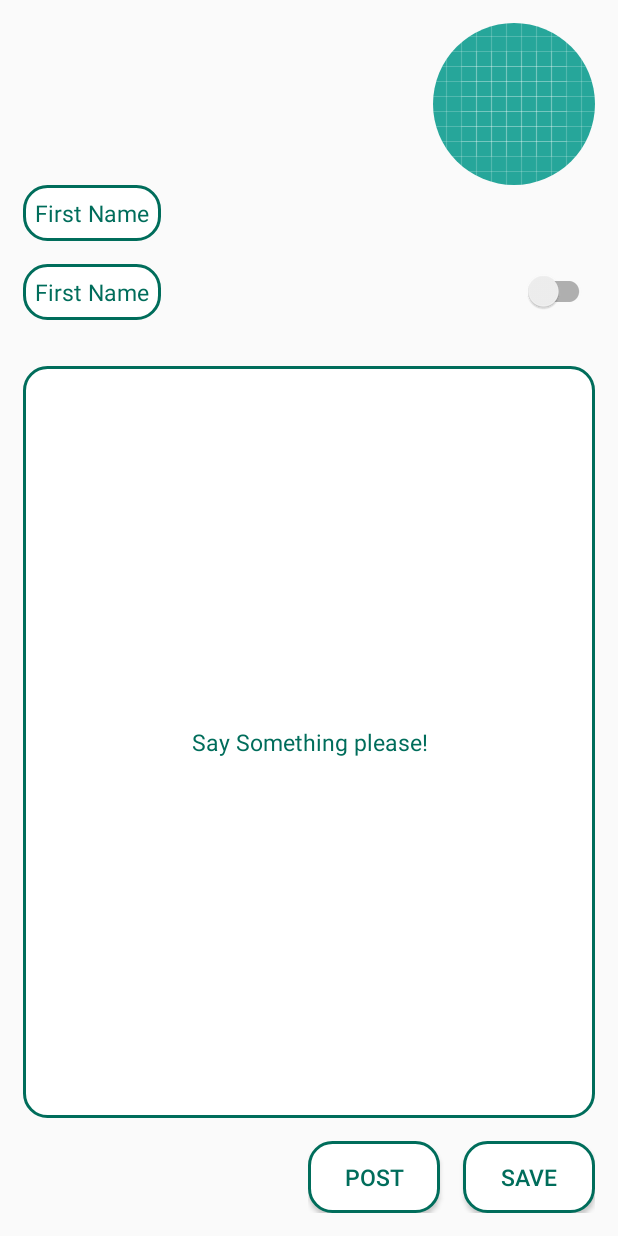
After one commit to richardekong007/Qoutes, an Android app: the layout make_quote_fragment.xml on its own in the app's theme, with its tools: preview values and no code run, on a phone screen of 412 x 824 dp. The commit adds this screen. Run offline under Robolectric (Android 15) with nearby library versions, the phone set to English and light mode, and no system bars.

Commit message:
Commit for Quote App 		Created layout files and drawables

```diff
--- a/app/build.gradle
+++ b/app/build.gradle
@@ -27,6 +27,9 @@ dependencies {
     implementation fileTree(include: ['*.jar'], dir: 'libs')
     implementation 'com.android.support:appcompat-v7:27.1.1'
     implementation 'com.android.support.constraint:constraint-layout:1.1.1'
+    implementation 'com.android.support:recyclerview-v7:27.1.1'
+    implementation 'com.android.support:cardview-v7:27.1.1'
+    implementation 'de.hdodenhof:circleimageview:2.2.0'
     testImplementation 'junit:junit:4.12'
     androidTestImplementation 'com.android.support.test:runner:1.0.2'
     androidTestImplementation 'com.android.support.test.espresso:espresso-core:3.0.2'
--- a/app/src/main/java/richydave/com/qoutes/fragments/MakeQouteFragment.java
+++ b/app/src/main/java/richydave/com/qoutes/fragments/MakeQuoteFragment.java
@@ -2,5 +2,5 @@ package richydave.com.qoutes.fragments;
 
 import android.support.v4.app.Fragment;
 
-public class MakeQouteFragment extends Fragment {
+public class MakeQuoteFragment extends Fragment {
 }
--- a/app/src/main/java/richydave/com/qoutes/fragments/QouteFragment.java
+++ b/app/src/main/java/richydave/com/qoutes/fragments/QuoteFragment.java
@@ -2,5 +2,5 @@ package richydave.com.qoutes.fragments;
 
 import android.support.v4.app.Fragment;
 
-public class QouteFragment extends Fragment {
+public class QuoteFragment extends Fragment {
 }
--- /dev/null
+++ b/app/src/main/res/drawable/rounded_rectangle.xml
@@ -0,0 +1,16 @@
+<?xml version="1.0" encoding="utf-8"?>
+<shape xmlns:android="http://schemas.android.com/apk/res/android"
+    android:shape="rectangle">
+    <solid android:color="@android:color/white"/>
+    <corners android:radius="@dimen/margin_medium" />
+    <padding
+        android:bottom="@dimen/margin_small"
+        android:left="@dimen/margin_small"
+        android:right="@dimen/margin_small"
+        android:top="@dimen/margin_small" />
+
+    <stroke
+        android:width="2dp"
+        android:color="@color/teal_green" />
+
+</shape>
--- a/app/src/main/res/layout/authors_fragment.xml
+++ b/app/src/main/res/layout/authors_fragment.xml
@@ -3,4 +3,9 @@
     xmlns:android="http://schemas.android.com/apk/res/android" android:layout_width="match_parent"
     android:layout_height="match_parent">
 
+    <android.support.v7.widget.RecyclerView
+        android:id="@+id/authors"
+        android:layout_width="match_parent"
+        android:layout_height="match_parent"/>
+
 </android.support.constraint.ConstraintLayout>
--- a/app/src/main/res/layout/make_qoute_fragment.xml
+++ /dev/null
@@ -1,6 +0,0 @@
-<?xml version="1.0" encoding="utf-8"?>
-<android.support.constraint.ConstraintLayout
-    xmlns:android="http://schemas.android.com/apk/res/android" android:layout_width="match_parent"
-    android:layout_height="match_parent">
-
-</android.support.constraint.ConstraintLayout>
--- /dev/null
+++ b/app/src/main/res/layout/make_quote_fragment.xml
@@ -0,0 +1,90 @@
+<?xml version="1.0" encoding="utf-8"?>
+<android.support.constraint.ConstraintLayout
+    xmlns:android="http://schemas.android.com/apk/res/android" android:layout_width="match_parent"
+    android:layout_height="match_parent">
+
+    <LinearLayout
+        android:layout_width="match_parent"
+        android:layout_height="match_parent"
+        android:padding="@dimen/margin_medium"
+        android:orientation="vertical">
+
+        <de.hdodenhof.circleimageview.CircleImageView
+            android:id="@+id/author_avatar"
+            android:layout_width="wrap_content"
+            android:layout_height="wrap_content"
+            android:layout_gravity="top|end"
+            android:src="@drawable/ic_launcher_background"/>
+
+        <EditText
+            android:id="@+id/first_name"
+            style="@style/textInputStyle"
+            android:layout_width="wrap_content"
+            android:layout_height="wrap_content"
+            android:hint="@string/first_name_hint"
+            />
+
+        <RelativeLayout
+            android:layout_width="match_parent"
+            android:layout_height="wrap_content"
+            android:layout_marginTop="@dimen/margin_medium"
+            android:layout_marginBottom="@dimen/margin_medium">
+
+            <EditText
+                android:id="@+id/last_name"
+                style="@style/textInputStyle"
+                android:layout_width="wrap_content"
+                android:layout_height="wrap_content"
+                android:hint="@string/first_name_hint"
+                />
+
+            <android.support.v7.widget.SwitchCompat
+                android:id="@+id/location_switch"
+                android:layout_width="wrap_content"
+                android:layout_height="wrap_content"
+                android:layout_centerVertical="true"
+                android:layout_alignParentEnd="true"/>
+
+        </RelativeLayout>
+
+
+        <EditText
+            android:id="@+id/quote"
+            android:layout_width="match_parent"
+            android:layout_height="0dp"
+            android:layout_weight="2"
+            android:layout_marginTop="@dimen/margin_medium"
+            android:layout_marginBottom="@dimen/margin_medium"
+            android:gravity="center"
+            style="@style/textInputStyle"
+            android:hint="@string/make_quote_instruction"
+
+            />
+
+        <LinearLayout
+            android:layout_width="wrap_content"
+            android:layout_height="wrap_content"
+            android:layout_gravity="end"
+            android:orientation="horizontal">
+
+            <android.support.v7.widget.AppCompatButton
+                android:id="@+id/post"
+                style="@style/buttonStyle"
+                android:layout_width="wrap_content"
+                android:layout_height="wrap_content"
+                android:layout_marginEnd="@dimen/margin_medium"
+                android:text="@string/post_quote_text"/>
+
+            <android.support.v7.widget.AppCompatButton
+                android:id="@+id/save"
+                style="@style/buttonStyle"
+                android:layout_width="wrap_content"
+                android:layout_height="wrap_content"
+                android:text="@string/save_quote_text"/>
+
+        </LinearLayout>
+
+
+    </LinearLayout>
+
+</android.support.constraint.ConstraintLayout>
--- a/app/src/main/res/layout/qoute_fragment.xml
+++ /dev/null
@@ -1,6 +0,0 @@
-<?xml version="1.0" encoding="utf-8"?>
-<android.support.constraint.ConstraintLayout
-    xmlns:android="http://schemas.android.com/apk/res/android" android:layout_width="match_parent"
-    android:layout_height="match_parent">
-
-</android.support.constraint.ConstraintLayout>
--- a/app/src/main/res/values/colors.xml
+++ b/app/src/main/res/values/colors.xml
@@ -3,4 +3,5 @@
     <color name="colorPrimary">#3F51B5</color>
     <color name="colorPrimaryDark">#303F9F</color>
     <color name="colorAccent">#FF4081</color>
+    <color name="teal_green">#006d5b</color>
 </resources>
--- /dev/null
+++ b/app/src/main/res/values/dimens.xml
@@ -0,0 +1,6 @@
+<?xml version="1.0" encoding="utf-8"?>
+<resources>
+    <dimen name="margin_medium">15dp</dimen>
+    <dimen name="margin_small">8dp</dimen>
+    <dimen name="text_medium">15dp</dimen>
+</resources>
--- a/app/src/main/res/values/strings.xml
+++ b/app/src/main/res/values/strings.xml
@@ -1,3 +1,10 @@
 <resources>
     <string name="app_name">Qoutes</string>
+    <string name="author_item_button_text">View Quote</string>
+    <string name="Quote">Quote:</string>
+    <string name="birth_place_button_text">Birth Place</string>
+    <string name="first_name_hint">First Name</string>
+    <string name="make_quote_instruction">Say Something please!</string>
+    <string name="post_quote_text">Post</string>
+    <string name="save_quote_text">Save</string>
 </resources>
--- a/app/src/main/res/values/styles.xml
+++ b/app/src/main/res/values/styles.xml
@@ -8,4 +8,26 @@
         <item name="colorAccent">@color/colorAccent</item>
     </style>
 
+    <style name="buttonStyle">
+        <item name="android:textColor">@color/teal_green</item>
+        <item name="android:background">@drawable/rounded_rectangle</item>
+        <item name="android:textSize">@dimen/text_medium</item>
+    </style>
+
+    <style name="labelStyle">
+        <item name="android:background">@drawable/rounded_rectangle_teal</item>
+        <item name="android:textSize">@dimen/margin_medium</item>
+        <item name="android:textColor">@android:color/white</item>
+        <item name="android:textAlignment">center</item>
+        <item name="android:textStyle">bold</item>
+    </style>
+
+    <style name ="textInputStyle">
+        <item name = "android:textColor">@android:color/black</item>
+        <item name = "android:textColorHint">@color/teal_green</item>
+        <item name = " android:textSize">@dimen/text_medium</item>
+        <item name= "android:textStyle">normal</item>
+        <item name="android:background">@drawable/rounded_rectangle</item>
+    </style>
+
 </resources>
```
Also changed, not shown: app/src/main/res/drawable/rounded_rectangle_teal.xml (added, +16 -0 lines), app/src/main/res/layout/author_item.xml (+35 -3 lines), app/src/main/res/layout/quote_fragment.xml (added, +45 -0 lines).
